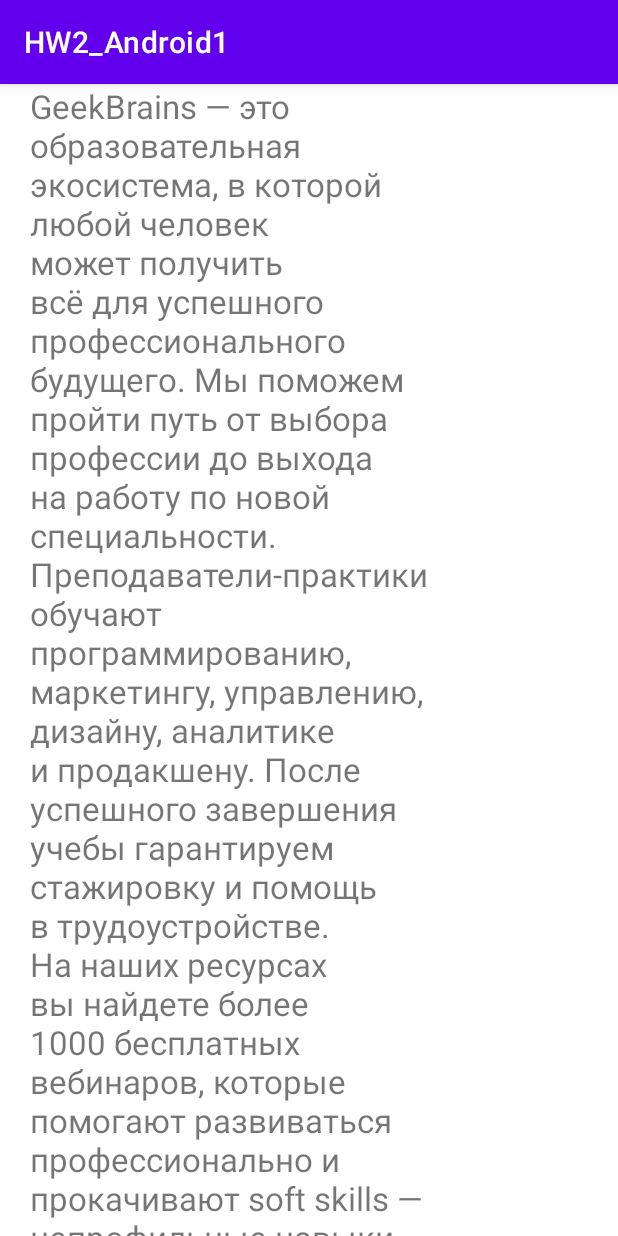
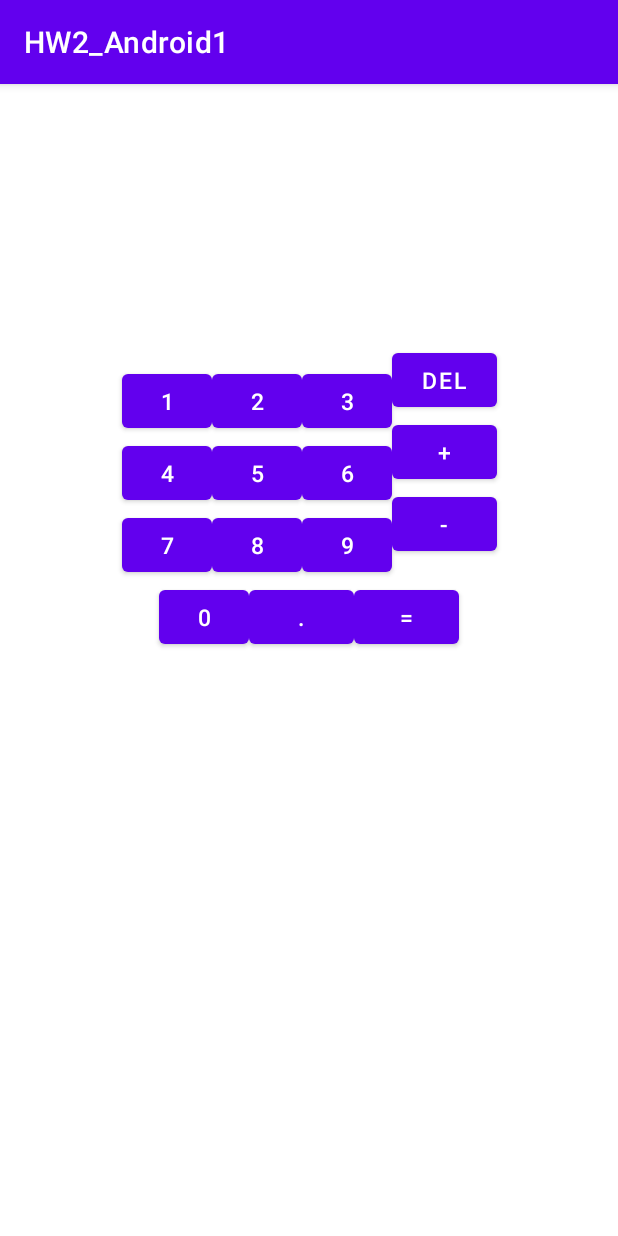
Before and after one commit to SergeKotlin/Android1_Calculator, an Android app: the screen it shows after launch (Lesso2Activity before the commit, CalculatorActivity after it), on a phone screen of 412 x 824 dp. Run offline under Robolectric (Android 15) with nearby library versions, the phone set to English and light mode, and no system bars.

Commit message:
add second HW - beginning Calculator, want to update next (tasks for Home Work 2 from Android1)

```diff
--- /dev/null
+++ b/calculator/src/main/java/com/android1/hw2_android1/CalculatorActivity.java
@@ -0,0 +1,14 @@
+package com.android1.hw2_android1;
+
+import android.os.Bundle;
+
+import androidx.appcompat.app.AppCompatActivity;
+
+public class CalculatorActivity extends AppCompatActivity {
+
+    @Override
+    protected void onCreate(Bundle savedInstanceState) {
+        super.onCreate(savedInstanceState);
+        setContentView(R.layout.activity_calculator);
+    }
+}
--- a/calculator/src/main/java/com/android1/hw2_android1/Lesso2Activity.java
+++ b/calculator/src/main/java/com/android1/hw2_android1/Lesso2Activity.java
@@ -6,6 +6,8 @@ import androidx.constraintlayout.widget.Group;
 
 import android.os.Bundle;
 import android.view.View;
+
+import com.android1.hw2_android1.R;
 
 public class Lesso2Activity extends AppCompatActivity {
 
--- /dev/null
+++ b/calculator/src/main/res/layout/activity_calculator.xml
@@ -0,0 +1,196 @@
+<?xml version="1.0" encoding="utf-8"?>
+<androidx.constraintlayout.widget.ConstraintLayout
+    xmlns:android="http://schemas.android.com/apk/res/android"
+    xmlns:app="http://schemas.android.com/apk/res-auto"
+    xmlns:tools="http://schemas.android.com/tools"
+    android:layout_width="match_parent"
+    android:layout_height="match_parent">
+
+    <Button
+        android:id="@+id/button_1"
+        android:layout_width="@dimen/size_num_buttons"
+        android:layout_height="wrap_content"
+        android:text="@string/_1"
+        android:textSize="@dimen/button_text"
+        app:layout_constraintBottom_toTopOf="@+id/button_4"
+        app:layout_constraintEnd_toStartOf="@+id/button_2"
+        app:layout_constraintHorizontal_chainStyle="packed"
+        app:layout_constraintStart_toStartOf="parent"
+        app:layout_constraintTop_toTopOf="parent"
+        app:layout_constraintVertical_bias="0.3"
+        app:layout_constraintVertical_chainStyle="packed" />
+    <Button
+        android:id="@+id/button_2"
+        android:layout_width="@dimen/size_num_buttons"
+        android:layout_height="wrap_content"
+        android:text="@string/_2"
+        android:textSize="@dimen/button_text"
+        app:layout_constraintVertical_bias="0.3"
+        app:layout_constraintBottom_toTopOf="@+id/button_5"
+        app:layout_constraintEnd_toStartOf="@+id/button_3"
+        app:layout_constraintStart_toEndOf="@+id/button_1"
+        app:layout_constraintTop_toTopOf="parent"
+        app:layout_constraintVertical_chainStyle="packed" />
+    <Button
+        android:id="@+id/button_3"
+        android:layout_width="@dimen/size_num_buttons"
+        android:layout_height="wrap_content"
+        android:text="@string/_3"
+        android:textSize="@dimen/button_text"
+        app:layout_constraintVertical_bias="0.3"
+        app:layout_constraintBottom_toTopOf="@id/button_6"
+        app:layout_constraintEnd_toEndOf="@id/button_del"
+        app:layout_constraintStart_toEndOf="@+id/button_2"
+        app:layout_constraintTop_toTopOf="parent"
+        app:layout_constraintVertical_chainStyle="packed" />
+    <Button
+        android:id="@+id/button_del"
+        android:layout_width="@dimen/size_spec_buttons"
+        android:layout_height="wrap_content"
+        android:text="@string/_del"
+        android:textSize="@dimen/button_text"
+        app:layout_constraintBottom_toBottomOf="parent"
+        app:layout_constraintEnd_toEndOf="parent"
+        app:layout_constraintHorizontal_bias="0.466"
+        app:layout_constraintStart_toEndOf="@+id/button_3"
+        app:layout_constraintTop_toTopOf="parent"
+        app:layout_constraintVertical_bias="0.241"
+        app:layout_constraintVertical_chainStyle="packed" />
+
+    <Button
+        android:id="@+id/button_4"
+        android:layout_width="@dimen/size_num_buttons"
+        android:layout_height="wrap_content"
+        android:text="@string/_4"
+        android:textSize="@dimen/button_text"
+        app:layout_constraintBottom_toTopOf="@id/button_7"
+        app:layout_constraintEnd_toStartOf="@+id/button_5"
+        app:layout_constraintHorizontal_chainStyle="packed"
+        app:layout_constraintStart_toStartOf="parent"
+        app:layout_constraintTop_toBottomOf="@id/button_1" />
+    <Button
+        android:id="@+id/button_5"
+        android:layout_width="@dimen/size_num_buttons"
+        android:layout_height="wrap_content"
+        android:text="@string/_5"
+        android:textSize="@dimen/button_text"
+        app:layout_constraintBottom_toTopOf="@id/button_8"
+        app:layout_constraintEnd_toStartOf="@id/button_6"
+        app:layout_constraintStart_toEndOf="@id/button_4"
+        app:layout_constraintTop_toBottomOf="@id/button_2" />
+    <Button
+        android:id="@+id/button_6"
+        android:layout_width="@dimen/size_num_buttons"
+        android:layout_height="wrap_content"
+        android:text="@string/_6"
+        android:textSize="@dimen/button_text"
+        app:layout_constraintBottom_toTopOf="@id/button_9"
+        app:layout_constraintEnd_toStartOf="@id/button_plus"
+        app:layout_constraintStart_toEndOf="@+id/button_5"
+        app:layout_constraintTop_toBottomOf="@id/button_3" />
+
+    <Button
+        android:id="@+id/button_plus"
+        android:layout_width="@dimen/size_spec_buttons"
+        android:layout_height="wrap_content"
+        android:text="@string/_plus"
+        android:textSize="@dimen/button_text"
+        app:layout_constraintBottom_toTopOf="@+id/button_minus"
+        app:layout_constraintEnd_toEndOf="parent"
+        app:layout_constraintStart_toEndOf="@+id/button_6"
+        app:layout_constraintTop_toBottomOf="@id/button_del"
+        app:layout_constraintVertical_bias="0.0"
+        app:layout_constraintVertical_chainStyle="packed" />
+
+    <Button
+        android:id="@+id/button_7"
+        android:layout_width="@dimen/size_num_buttons"
+        android:layout_height="wrap_content"
+        android:text="@string/_7"
+        android:textSize="@dimen/button_text"
+        app:layout_constraintBottom_toBottomOf="parent"
+        app:layout_constraintEnd_toStartOf="@+id/button_8"
+        app:layout_constraintHorizontal_chainStyle="packed"
+        app:layout_constraintStart_toStartOf="parent"
+        app:layout_constraintTop_toBottomOf="@id/button_4" />
+    <Button
+        android:id="@+id/button_8"
+        android:layout_width="@dimen/size_num_buttons"
+        android:layout_height="wrap_content"
+        android:text="@string/_8"
+        android:textSize="@dimen/button_text"
+        app:layout_constraintBottom_toBottomOf="parent"
+        app:layout_constraintEnd_toStartOf="@+id/button_9"
+        app:layout_constraintStart_toEndOf="@id/button_7"
+        app:layout_constraintTop_toBottomOf="@+id/button_5" />
+
+    <Button
+        android:id="@+id/button_9"
+        android:layout_width="@dimen/size_num_buttons"
+        android:layout_height="wrap_content"
+        android:text="@string/_9"
+        android:textSize="@dimen/button_text"
+        app:layout_constraintBottom_toBottomOf="parent"
+        app:layout_constraintEnd_toStartOf="@id/button_minus"
+        app:layout_constraintStart_toEndOf="@+id/button_8"
+        app:layout_constraintTop_toBottomOf="@id/button_6" />
+
+    <Button
+        android:id="@+id/button_minus"
+        android:layout_width="@dimen/size_spec_buttons"
+        android:layout_height="wrap_content"
+        android:text="@string/_minus"
+        android:textSize="@dimen/button_text"
+        app:layout_constraintBottom_toTopOf="@+id/button_equals"
+        app:layout_constraintEnd_toEndOf="parent"
+        app:layout_constraintStart_toEndOf="@+id/button_9"
+        app:layout_constraintTop_toBottomOf="@+id/button_plus"
+        app:layout_constraintVertical_chainStyle="packed"/>
+
+    <Button
+        android:id="@+id/button_0"
+        android:layout_width="@dimen/size_num_buttons"
+        android:layout_height="wrap_content"
+        android:text="@string/_0"
+        android:textSize="@dimen/button_text"
+        app:layout_constraintBottom_toBottomOf="parent"
+        app:layout_constraintEnd_toStartOf="@+id/button_point"
+        app:layout_constraintHorizontal_chainStyle="packed"
+        app:layout_constraintStart_toStartOf="parent"
+        app:layout_constraintTop_toBottomOf="@+id/button_7"
+        app:layout_constraintVertical_bias="0.0" />
+    <Button
+        android:id="@+id/button_point"
+        android:layout_width="@dimen/size_spec_buttons"
+        android:layout_height="wrap_content"
+        android:text="@string/_point"
+        android:textSize="@dimen/button_text"
+        app:layout_constraintBottom_toBottomOf="parent"
+        app:layout_constraintEnd_toStartOf="@+id/button_equals"
+        app:layout_constraintHorizontal_chainStyle="packed"
+        app:layout_constraintStart_toEndOf="@+id/button_0"
+        app:layout_constraintTop_toBottomOf="@+id/button_8"
+        app:layout_constraintVertical_bias="0.0" />
+
+
+    <Button
+        android:id="@+id/button_equals"
+        android:layout_width="@dimen/size_spec_buttons"
+        android:layout_height="wrap_content"
+        android:text="@string/_equals"
+        android:textSize="@dimen/button_text"
+        app:layout_constraintBottom_toBottomOf="parent"
+        app:layout_constraintEnd_toEndOf="parent"
+        app:layout_constraintHorizontal_chainStyle="packed"
+        app:layout_constraintStart_toEndOf="@+id/button_point"
+        app:layout_constraintTop_toBottomOf="@+id/button_9"
+        app:layout_constraintVertical_bias="0.0" />
+
+    <androidx.constraintlayout.widget.Guideline
+        android:id="@+id/guidelineOfTop"
+        android:layout_width="wrap_content"
+        android:layout_height="wrap_content"
+        android:orientation="horizontal"
+        app:layout_constraintGuide_begin="20dp" />
+
+</androidx.constraintlayout.widget.ConstraintLayout>
--- a/calculator/src/main/res/values/dimens.xml
+++ b/calculator/src/main/res/values/dimens.xml
@@ -1,5 +1,7 @@
 <?xml version="1.0" encoding="utf-8"?>
 <resources>
     // Отступы, размеры шрифтов, элементов и т.д.
-    <dimen name="button_text">40sp</dimen>
+    <dimen name="button_text">15sp</dimen>
+    <dimen name="size_num_buttons">60dp</dimen>
+    <dimen name="size_spec_buttons">70dp</dimen>
 </resources>
--- /dev/null
+++ b/calculator/src/main/res/values/ids.xml
@@ -0,0 +1,8 @@
+<?xml version="1.0" encoding="utf-8"?>
+<resources>
+    <item name="button_plus" type="id">button_plus</item>
+    <item name="button_del" type="id">button_del</item>
+    <item name="button_minus" type="id">button_minus</item>
+    <item name="guidelineOfTop" type="id">guidelineOfTop</item>
+    <item name="button_equals" type="id">button_equals</item>
+</resources>
--- a/calculator/src/main/res/values/strings.xml
+++ b/calculator/src/main/res/values/strings.xml
@@ -1,6 +1,7 @@
 <resources>
     <string name="app_name">HW2_Android1</string>
-    <string name="_1btn">1</string>
+<!--    for Lesson 2    -->
+<!--    <string name="_1btn">1</string>
     <string name="_2btn">2</string>
     <string name="_3btn">3</string>
     <string name="_4btn">4</string>
@@ -21,5 +22,22 @@
     <string name="_9">9</string>
     <string name="_0">0</string>
     <string name="_point">.</string>
-    <string name="long_text">GeekBrains — это образовательная экосистема, в которой любой человек может получить всё для успешного профессионального будущего. Мы поможем пройти путь от выбора профессии до выхода на работу по новой специальности. Преподаватели-практики обучают программированию, маркетингу, управлению, дизайну, аналитике и продакшену. После успешного завершения учебы гарантируем стажировку и помощь в трудоустройстве. На наших ресурсах вы найдете более 1000 бесплатных вебинаров, которые помогают развиваться профессионально и прокачивают soft skills — непрофильные навыки для эффективной работы. За 10 лет в экосистеме зарегистрировались и получили доступ к новым знаниям более 4,5 млн человек. А в 2016 году мы вошли в состав Mail.ru Group — крупнейшего IT-гиганта России. Присоединяйтесь, чтобы освоить новую профессию и поменять жизнь к лучшему!</string>
+    <string name="long_text">GeekBrains — это образовательная экосистема, в которой любой человек может получить всё для успешного профессионального будущего. Мы поможем пройти путь от выбора профессии до выхода на работу по новой специальности. Преподаватели-практики обучают программированию, маркетингу, управлению, дизайну, аналитике и продакшену. После успешного завершения учебы гарантируем стажировку и помощь в трудоустройстве. На наших ресурсах вы найдете более 1000 бесплатных вебинаров, которые помогают развиваться профессионально и прокачивают soft skills — непрофильные навыки для эффективной работы. За 10 лет в экосистеме зарегистрировались и получили доступ к новым знаниям более 4,5 млн человек. А в 2016 году мы вошли в состав Mail.ru Group — крупнейшего IT-гиганта России. Присоединяйтесь, чтобы освоить новую профессию и поменять жизнь к лучшему!</string>-->
+
+<!--    for Home Work 2    -->
+    <string name="_1">1</string>
+    <string name="_2">2</string>
+    <string name="_3">3</string>
+    <string name="_4">4</string>
+    <string name="_5">5</string>
+    <string name="_6">6</string>
+    <string name="_7">7</string>
+    <string name="_8">8</string>
+    <string name="_9">9</string>
+    <string name="_0">0</string>
+    <string name="_point">.</string>
+    <string name="_equals">=</string>
+    <string name="_del">del</string>
+    <string name="_plus">+</string>
+    <string name="_minus">-</string>
 </resources>
```
Also changed, not shown: calculator/src/main/AndroidManifest.xml (+8 -0 lines), calculator/src/main/res/layout/constraint_layout.xml (deleted, +0 -51 lines), calculator/src/main/res/layout/frame_layout.xml (deleted, +0 -64 lines), calculator/src/main/res/layout/frame_layout_piece.xml (deleted, +0 -13 lines), calculator/src/main/res/layout/linear_layout.xml (deleted, +0 -38 lines), calculator/src/main/res/layout/linear_layout_from_train_manual.xml (deleted, +0 -113 lines), calculator/src/main/res/layout/relative_layout.xml (deleted, +0 -44 lines).
